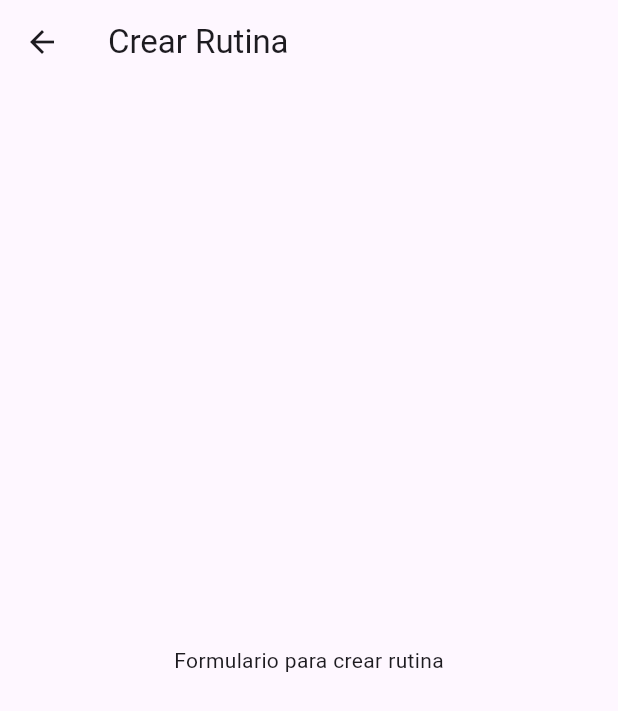
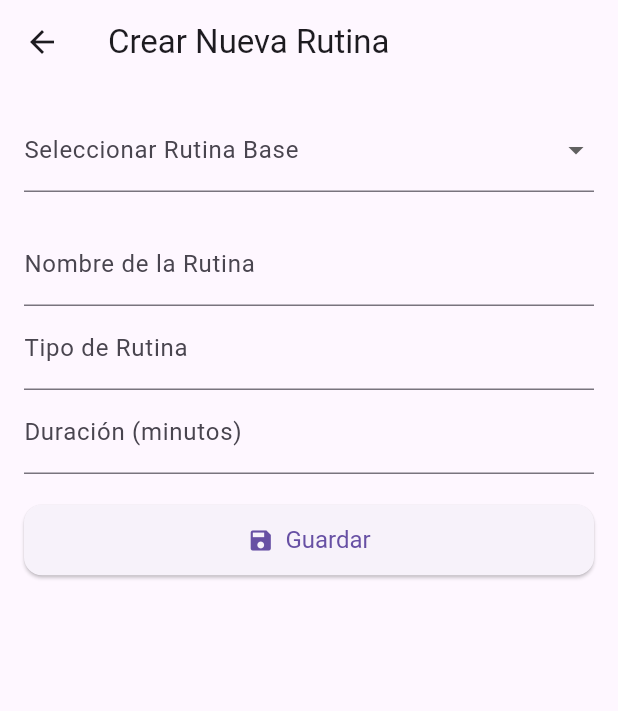
Before and after one commit to Eddie2704/Proyecto_Final, a Flutter app: the CreateRoutineScreen screen opened directly, on a phone screen of 412 x 824 dp. Shown: the top 711 px of the screen. Run offline on Flutter 3.47's test engine with Material 3 defaults, Android fonts, the phone set to English and light mode, and no system bars; our stand-ins replace cloud_firestore, firebase_auth, firebase_core, google_sign_in, shared_preferences; accounts and stored records are empty; generated files the repository leaves out were written again; network calls fail.

Commit message:
Pantlla para crear rutinas

```diff
--- a/train_at_home_app/lib/views/create_routine_screen.dart
+++ b/train_at_home_app/lib/views/create_routine_screen.dart
@@ -1,13 +1,112 @@
+import 'package:cloud_firestore/cloud_firestore.dart';
 import 'package:flutter/material.dart';
+import 'package:trainathomeapp/providers/rutinas_provider.dart';
+import 'package:trainathomeapp/models/rutinas.dart';
 
-class CreateRoutineScreen extends StatelessWidget {
-  const CreateRoutineScreen({super.key});
+class CreateRoutineScreen extends StatefulWidget {
+  const CreateRoutineScreen({Key? key}) : super(key: key);
+
+  @override
+  _CreateRoutineScreenState createState() => _CreateRoutineScreenState();
+}
+
+class _CreateRoutineScreenState extends State<CreateRoutineScreen> {
+  final _formKey = GlobalKey<FormState>();
+  final TextEditingController _nameController = TextEditingController();
+  final TextEditingController _typeController = TextEditingController();
+  final TextEditingController _timeController = TextEditingController();
+
+  Map<String, dynamic>? _selectedRutina;
+
+  final RutinasProvider rutinasProvider = RutinasProvider();
 
   @override
   Widget build(BuildContext context) {
     return Scaffold(
-      appBar: AppBar(title: Text('Crear Rutina')),
-      body: Center(child: Text('Formulario para crear rutina')),
+      appBar: AppBar(title: const Text("Crear Nueva Rutina")),
+      body: Padding(
+        padding: const EdgeInsets.all(16.0),
+        child: Form(
+          key: _formKey,
+          child: ListView(
+
+            children: [
+
+              DropdownButtonFormField<Map<String, dynamic>>(
+                decoration: const InputDecoration(labelText: 'Seleccionar Rutina Base'),
+                items: rutinasProvider.rutinas.map((rutina) {
+                  return DropdownMenuItem(
+                    value: rutina,
+                    child: Text('${rutina['name']}'),
+                  );
+                }).toList(),
+                onChanged: (value) {
+                  if (value != null) {
+                    setState(() {
+                      _selectedRutina = value;
+                      _nameController.text = value['name'];
+                      _typeController.text = value['type'];
+                      _timeController.text = value['time'].toString();
+                    });
+                  }
+                },
+              ),
+              const SizedBox(height: 20),
+              TextFormField(
+                controller: _nameController,
+                decoration: const InputDecoration(labelText: 'Nombre de la Rutina'),
+                validator: (value) => value == null || value.isEmpty ? 'Requerido' : null,
+              ),
+              TextFormField(
+                controller: _typeController,
+                decoration: const InputDecoration(labelText: 'Tipo de Rutina'),
+                validator: (value) => value == null || value.isEmpty ? 'Requerido' : null,
+              ),
+              TextFormField(
+                controller: _timeController,
+                decoration: const InputDecoration(labelText: 'Duración (minutos)'),
+                keyboardType: TextInputType.number,
+                validator: (value) => value == null || value.isEmpty ? 'Requerido' : null,
+              ),
+              const SizedBox(height: 20),
+              ElevatedButton.icon(
+                icon: const Icon(Icons.save),
+                label: const Text('Guardar'),
+                  style: ElevatedButton.styleFrom(
+                    padding: const EdgeInsets.symmetric(vertical: 14),
+                    textStyle: const TextStyle(fontSize: 16),
+                    shape: RoundedRectangleBorder(borderRadius: BorderRadius.circular(12)),
+                  ),
+                  onPressed: () async {
+                    if (_formKey.currentState!.validate()) {
+                      try {
+                        await FirebaseFirestore.instance.collection('rutinas').add({
+                          'name': _nameController.text,
+                          'type': _typeController.text,
+                          'time': int.parse(_timeController.text),
+                          'ejercicios': _selectedRutina != null && _selectedRutina!['ejercicios'] != null
+                              ? _selectedRutina!['ejercicios']
+                              : [],
+                          'userCreated': true,
+                        });
+
+                        ScaffoldMessenger.of(context).showSnackBar(
+                          const SnackBar(content: Text('Rutina guardada exitosamente')),
+                        );
+                        Navigator.pop(context);
+                      } catch (e) {
+                        ScaffoldMessenger.of(context).showSnackBar(
+                          SnackBar(content: Text('Error al guardar rutina: $e')),
+                        );
+                      }
+                    }
+                  },
+                ),
+
+            ],
+          ),
+        ),
+      ),
     );
   }
 }
--- a/train_at_home_app/lib/views/detalle_rutinas.dart
+++ b/train_at_home_app/lib/views/detalle_rutinas.dart
@@ -3,7 +3,7 @@ import 'package:flutter/material.dart';
 import 'package:trainathomeapp/models/rutinas.dart';
 
 class DetalleRutinas extends StatelessWidget {
-  final Rutina rutina; // Rutina recibida como parámetro
+  final Rutina rutina;
 
   const DetalleRutinas(
           {Key? key, required this.rutina} ) : super(key: key);
@@ -30,11 +30,11 @@ class DetalleRutinas extends StatelessWidget {
                   fontWeight: FontWeight.bold)
             ),
             const SizedBox(height: 10),
-            // Aquí podrías agregar una lista de ejercicios basada en la rutina
+
 
             ListView.builder(
               shrinkWrap: true,
-              physics: const NeverScrollableScrollPhysics(), // para que no interfiera con el scroll principal
+              physics: const NeverScrollableScrollPhysics(),
               itemCount: rutina.ejercicios.length,
               itemBuilder: (context, index) {
                 final ejercicio = rutina.ejercicios[index];
@@ -53,10 +53,7 @@ class DetalleRutinas extends StatelessWidget {
                     ),
                   );
               },
-            ),
-
-
-          ],
+            ),],
         ),
       ),
     );
```
Also changed, not shown: train_at_home_app/lib/main.dart (+6 -6 lines).
